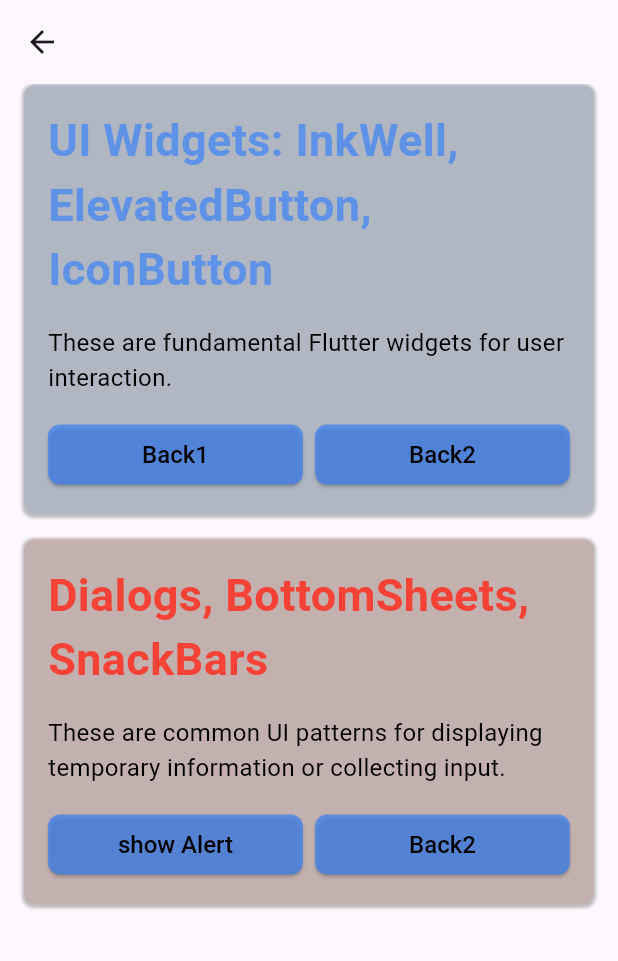
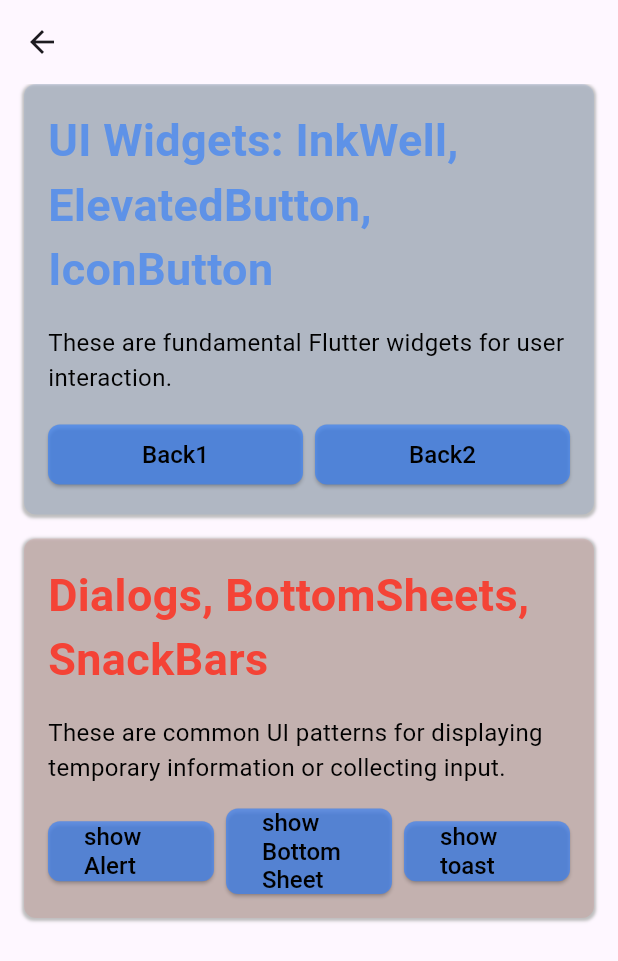
Before and after one commit to mazenShabaan36/e_commerce_session, a Flutter app: the screen it shows after launch, after a tap on "Login", on a phone screen of 412 x 824 dp. Shown: the top 961 px of the screen. Run offline on Flutter 3.47's test engine with Material 3 defaults, Android fonts, the phone set to English and light mode, and no system bars; our stand-ins replace fluttertoast.

Commit message:
finish alerts

```diff
--- a/lib/core/app_strings.dart
+++ b/lib/core/app_strings.dart
@@ -3,4 +3,6 @@ class AppStrings {
   static const String password = "Password";
   static const String login = "Login";
   static const String registerNewAccount = "Register in New Account";
+  static const String cancel = "Cancel";
+  static const String confirm = "Confirm";
 }
--- a/lib/presentation/features/home/view/home_screen.dart
+++ b/lib/presentation/features/home/view/home_screen.dart
@@ -58,7 +58,20 @@ class _HomeScreenState extends State<HomeScreen> {
                 children: [
                   //
                   Expanded(child: AppButton(onPressed: () => AlertsManager.showLoadingDialog(), title: "show Alert")),
-                  Expanded(child: AppButton(onPressed: () => poppingFromScreen(), title: "Back2")),
+                  Expanded(
+                    child: AppButton(
+                      onPressed:
+                          () => AlertsManager.showOptionalBottomSheet(
+                            "Are Your You Want to Cancel",
+
+                            onCancel: () {
+                              AlertsManager.showLoadingDialog();
+                            },
+                          ),
+                      title: "show Bottom Sheet",
+                    ),
+                  ),
+                  Expanded(child: AppButton(onPressed: () => AlertsManager.showAppToastMessage("Toast Succes"), title: "show toast")),
                 ],
               ),
             ),
--- a/pubspec.yaml
+++ b/pubspec.yaml
@@ -34,6 +34,7 @@ dependencies:
   # The following adds the Cupertino Icons font to your application.
   # Use with the CupertinoIcons class for iOS style icons.
   cupertino_icons: ^1.0.8
+  fluttertoast: ^8.2.12
 
 dev_dependencies:
   flutter_test:
```
Also changed, not shown: lib/core/managers/alerts_manager.dart (+93 -0 lines), pubspec.lock.
